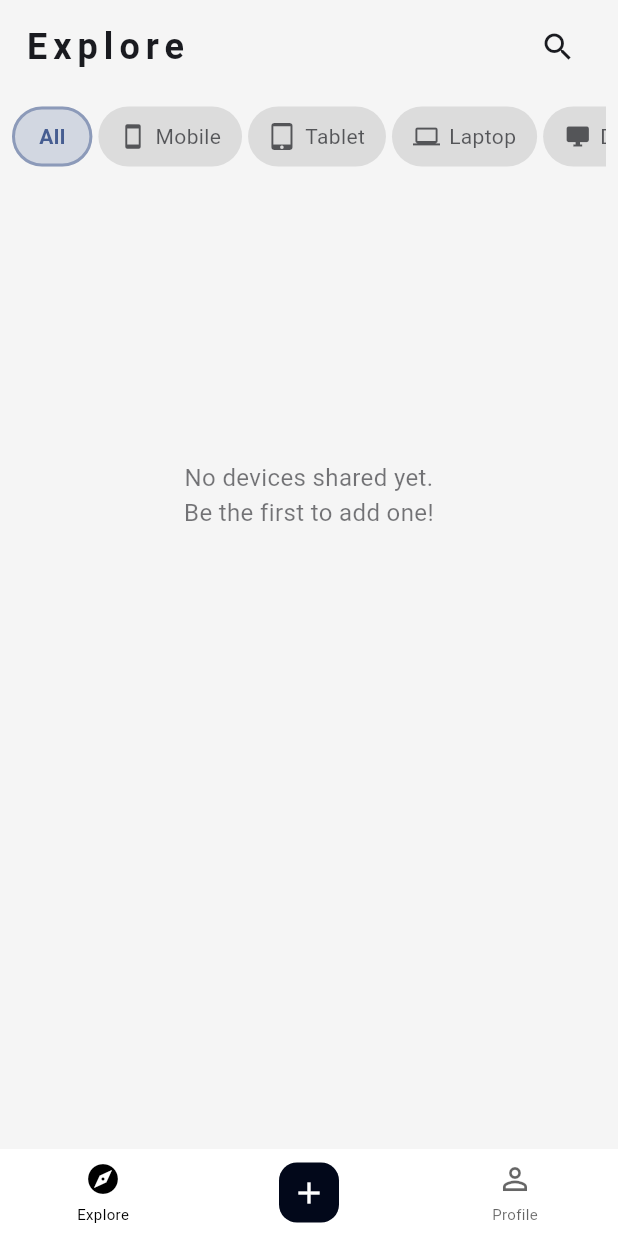
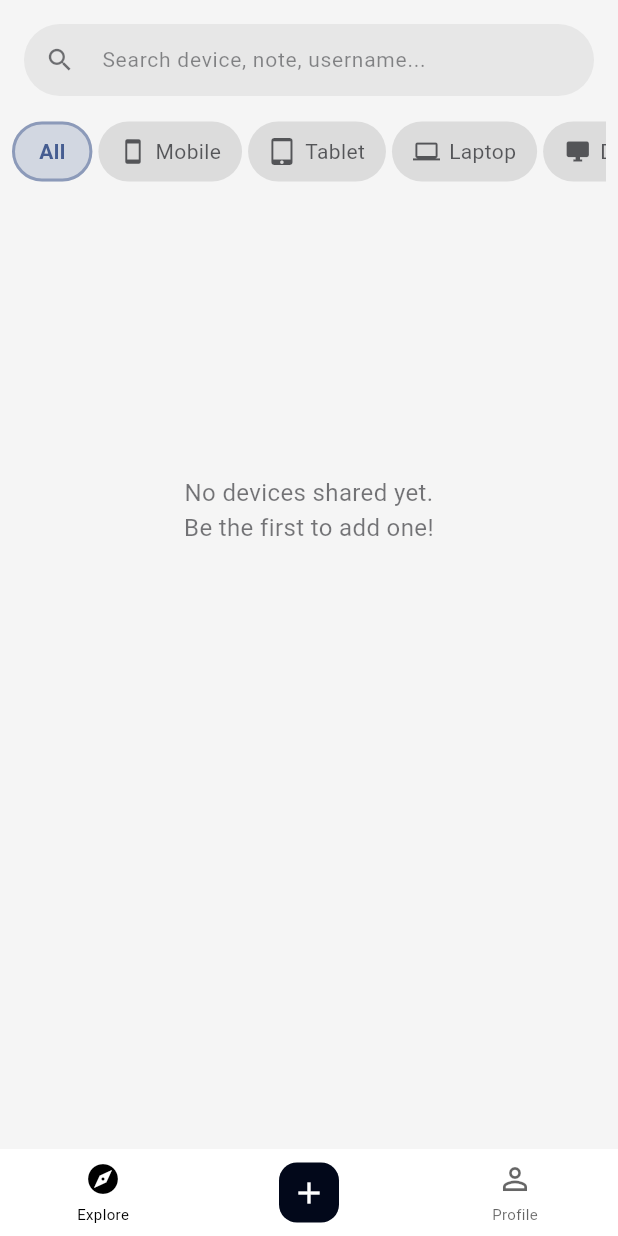
Before and after one commit to kenzo8/Kiseki, a Flutter app: the screen it shows after launch, on a phone screen of 412 x 824 dp. Run offline on Flutter 3.47's test engine with Material 3 defaults, Android fonts, the phone set to English and light mode, and no system bars; our stand-ins replace cloud_firestore, file_picker, firebase_auth, firebase_core, google_sign_in, package_info_plus and 2 more; missing offline and left inert: excel; accounts and stored records are empty.

Commit message:
Refactor ExplorePage layout to streamline search functionality
- Removed the header row containing the 'Explore' title and search button, simplifying the UI.
- Integrated the search bar directly into the layout, enhancing user experience by reducing unnecessary elements and improving accessibility.

```diff
--- a/lib/pages/explore_page.dart
+++ b/lib/pages/explore_page.dart
@@ -505,43 +505,8 @@ class _ExplorePageState extends State<ExplorePage> {
       body: SafeArea(
         child: Column(
           children: [
-            Padding(
-              padding: const EdgeInsets.symmetric(horizontal: 16.0, vertical: 7.0),
-              child: Row(
-                mainAxisAlignment: MainAxisAlignment.spaceBetween,
-                crossAxisAlignment: CrossAxisAlignment.center,
-                children: [
-                  Text(
-                    'Explore',
-                    style: TextStyle(
-                      color: theme.colorScheme.onSurface,
-                      fontSize: 24,
-                      fontWeight: FontWeight.w600,
-                      letterSpacing: 4,
-                    ),
-                  ),
-                  IconButton(
-                    icon: Icon(
-                      _showSearchBar ? Icons.close : Icons.search,
-                      color: theme.colorScheme.onSurface,
-                      size: 24,
-                    ),
-                    onPressed: () {
-                      setState(() {
-                        _showSearchBar = !_showSearchBar;
-                        if (!_showSearchBar) {
-                          _searchQuery = '';
-                          _searchController.clear();
-                        } else {
-                          _searchFocusNode.requestFocus();
-                        }
-                      });
-                    },
-                  ),
-                ],
-              ),
-            ),
-            if (_showSearchBar) _buildSearchBar(theme, isDark),
+            const SizedBox(height: 8),
+            _buildSearchBar(theme, isDark),
             const SizedBox(height: 4),
             // Filter bar
             _buildFilterBar(theme, isDark),
```
